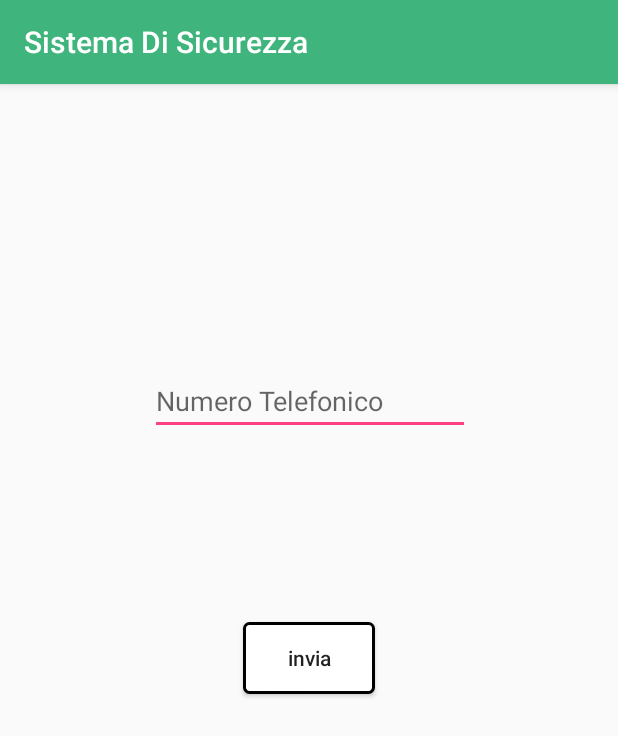
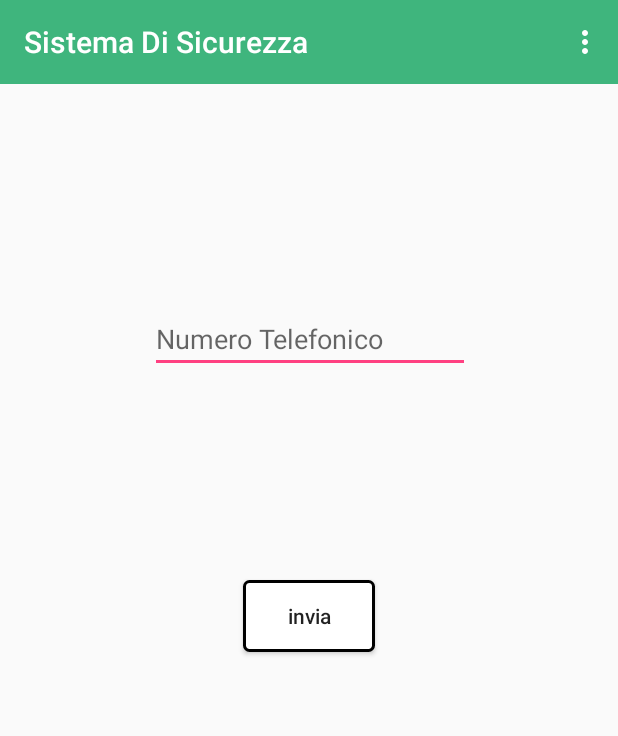
Before and after one commit to mariodigirolamo/SistemaDiSicurezza, an Android app: the MainActivity screen opened directly, with no data from a screen before it, on a phone screen of 412 x 824 dp. Shown: the top 736 px of the screen. Run offline under Robolectric (Android 15) with nearby library versions, the phone set to English and light mode, and no system bars; our stand-ins replace Firebase (no records; nobody signed in at launch, a user with empty details on screens opened directly).

Commit message:
Aggiunta toolbar con settings e preferiti.

```diff
--- a/app/src/main/java/com/example/myapplication/MainActivity.java
+++ b/app/src/main/java/com/example/myapplication/MainActivity.java
@@ -14,7 +14,10 @@ import android.graphics.Color;
 import android.os.Bundle;
 import android.support.design.widget.FloatingActionButton;
 import android.support.v7.app.AppCompatActivity;
+import android.support.v7.widget.Toolbar;
 import android.util.Log;
+import android.view.Menu;
+import android.view.MenuItem;
 import android.view.View;
 import android.widget.Button;
 import android.widget.EditText;
@@ -69,6 +72,9 @@ public class MainActivity extends AppCompatActivity {
     protected void onCreate(Bundle savedInstanceState) {
         super.onCreate(savedInstanceState);
         setContentView(R.layout.activity_main);
+
+        Toolbar toolbar = findViewById(R.id.toolbar2);
+        setSupportActionBar(toolbar);
 
         /** inizio test crono */
         for(int i = 0; i < 5; i++){
@@ -257,7 +263,6 @@ public class MainActivity extends AppCompatActivity {
                 numero1 = vphone.getText().toString();
                 numero2 = vphone.getText().toString();
                 DatabaseReference Utente1 = database.getReference(numero2);
-                Utente1.setValue(numero2);
                 Utente1.child("Fumo").setValue("0");
                 Utente1.child("Movimento").setValue("0");
                 Utente1.child("Fumo").addValueEventListener(listen);
@@ -392,4 +397,32 @@ public class MainActivity extends AppCompatActivity {
         }
 
     }
+
+    @Override
+    public boolean onCreateOptionsMenu(Menu menu){
+        getMenuInflater().inflate(R.menu.toolbar, menu);
+        return super.onCreateOptionsMenu(menu);
+    }
+
+    @Override
+    public boolean onOptionsItemSelected(MenuItem item) {
+
+        switch (item.getItemId()) {
+
+            case R.id.action_settings:
+
+                Log.v("Impostazioni", "Menu->Impostazioni");
+                return true;
+
+            case R.id.action_boh:
+
+                Log.v("boh", "facendo boh");
+                return true;
+
+            default :
+
+                return super.onOptionsItemSelected(item);
+
+        }
+    }
 }
--- a/app/src/main/res/layout/activity_main.xml
+++ b/app/src/main/res/layout/activity_main.xml
@@ -6,10 +6,23 @@
     android:layout_height="match_parent"
     tools:context=".MainActivity">
 
+    <android.support.v7.widget.Toolbar
+        android:id="@+id/toolbar2"
+        android:layout_width="match_parent"
+        android:layout_height="wrap_content"
+        android:background="?attr/colorPrimary"
+        android:minHeight="?attr/actionBarSize"
+        android:theme="?attr/actionBarTheme"
+        tools:layout_editor_absoluteX="16dp"
+        tools:layout_editor_absoluteY="0dp" />
+
     <ListView
         android:id="@+id/listaSensori"
         android:layout_width="match_parent"
-        android:layout_height="match_parent" />
+        android:layout_height="match_parent"
+        android:layout_marginTop="55dp"
+        app:layout_constraintTop_toTopOf="parent"
+        tools:layout_editor_absoluteX="112dp" />
 
     <EditText
         android:id="@+id/phone"
--- /dev/null
+++ b/app/src/main/res/menu/toolbar.xml
@@ -0,0 +1,15 @@
+<?xml version="1.0" encoding="utf-8"?>
+<menu xmlns:android="http://schemas.android.com/apk/res/android"
+    xmlns:app="http://schemas.android.com/apk/res-auto">
+
+    <item
+        android:id="@+id/action_settings"
+        android:title="Impostazioni"
+        app:showAsAction="never" />
+
+    <item
+        android:id="@+id/action_boh"
+        android:title="Segnalazioni importanti"
+        app:showAsAction="never" />
+
+</menu>
--- a/app/src/main/res/values/styles.xml
+++ b/app/src/main/res/values/styles.xml
@@ -6,6 +6,8 @@
         <item name="colorPrimary">@color/colorPrimary</item>
         <item name="colorPrimaryDark">@color/colorPrimaryDark</item>
         <item name="colorAccent">@color/colorAccent</item>
+        <item name="windowActionBar">false</item>
+        <item name="windowNoTitle">true</item>
     </style>
 
 </resources>
```
Also changed, not shown: app/src/main/res/layout/activity_graph.xml (+6 -6 lines).
